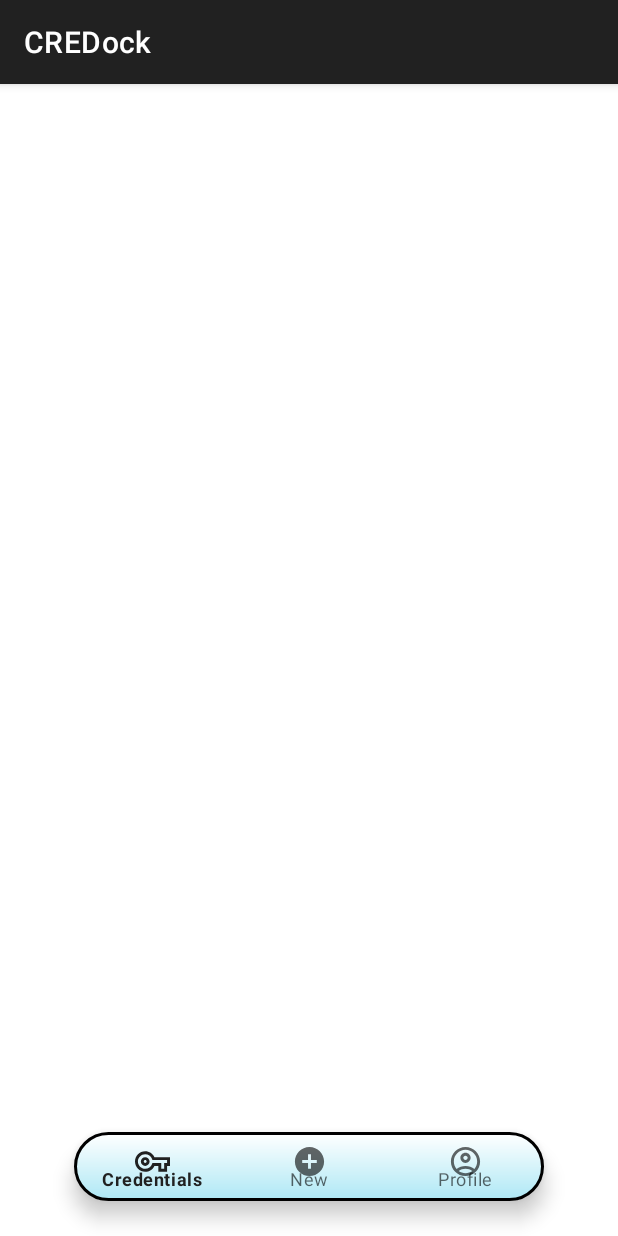
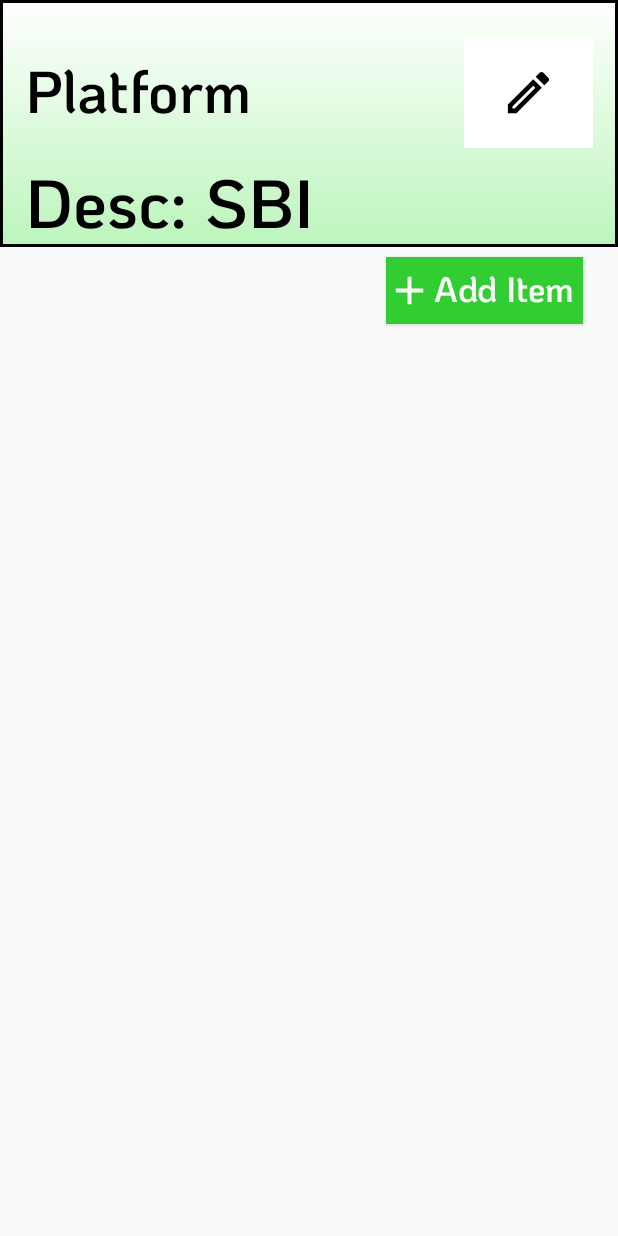
Before and after one commit to Mohit-Kumar23/CREDock, an Android app: the screen it shows after launch (MainActivity), item 2 of the bottom bar chosen, on a phone screen of 412 x 824 dp. Run offline under Robolectric (Android 15) with nearby library versions, the phone set to English and light mode, and no system bars; our stand-ins replace sdp/ssp sizes.

Commit message:
Custom Card View and IndividualCredentialFragment is created with custom style definition.

```diff
--- /dev/null
+++ b/app/src/main/java/co/mohit/credock/View/IndividualCredentialFragment.kt
@@ -0,0 +1,60 @@
+package co.mohit.credock.View
+
+import android.os.Bundle
+import androidx.fragment.app.Fragment
+import android.view.LayoutInflater
+import android.view.View
+import android.view.ViewGroup
+import co.mohit.credock.R
+
+// TODO: Rename parameter arguments, choose names that match
+// the fragment initialization parameters, e.g. ARG_ITEM_NUMBER
+private const val ARG_PARAM1 = "param1"
+private const val ARG_PARAM2 = "param2"
+
+/**
+ * A simple [Fragment] subclass.
+ * Use the [IndividualCredentialFragment.newInstance] factory method to
+ * create an instance of this fragment.
+ */
+class IndividualCredentialFragment : Fragment() {
+    // TODO: Rename and change types of parameters
+    private var param1: String? = null
+    private var param2: String? = null
+
+    override fun onCreate(savedInstanceState: Bundle?) {
+        super.onCreate(savedInstanceState)
+        arguments?.let {
+            param1 = it.getString(ARG_PARAM1)
+            param2 = it.getString(ARG_PARAM2)
+        }
+    }
+
+    override fun onCreateView(
+        inflater: LayoutInflater, container: ViewGroup?,
+        savedInstanceState: Bundle?
+    ): View? {
+        // Inflate the layout for this fragment
+        return inflater.inflate(R.layout.fragment_individual_credential, container, false)
+    }
+
+    companion object {
+        /**
+         * Use this factory method to create a new instance of
+         * this fragment using the provided parameters.
+         *
+         * @param param1 Parameter 1.
+         * @param param2 Parameter 2.
+         * @return A new instance of fragment IndividualCredentialFragment.
+         */
+        // TODO: Rename and change types and number of parameters
+        @JvmStatic
+        fun newInstance(param1: String, param2: String) =
+            IndividualCredentialFragment().apply {
+                arguments = Bundle().apply {
+                    putString(ARG_PARAM1, param1)
+                    putString(ARG_PARAM2, param2)
+                }
+            }
+    }
+}
--- a/app/src/main/java/co/mohit/credock/View/MainActivity.kt
+++ b/app/src/main/java/co/mohit/credock/View/MainActivity.kt
@@ -16,6 +16,7 @@
 class MainActivity : AppCompatActivity() {
 
     private val userProfileFrag:Fragment = UserProfileFragment()
+    private val individualCredentialFrag = IndividualCredentialFragment()
     private lateinit var mainActivityBinder:ActivityMainBinding
     override fun onCreate(savedInstanceState: Bundle?) {
         super.onCreate(savedInstanceState)
@@ -36,13 +37,19 @@
         mainActivityBinder.bottomNavBarMainActivity.setOnItemSelectedListener{
             when(it.itemId)
             {
+                R.id.menuItem_newCredential -> {
+                    mainActivityBinder.bottomNavBarMainActivity.visibility = View.GONE
+                    supportActionBar?.hide()
+                    initializeFragment(individualCredentialFrag)
+                    true
+                }
+
                 R.id.menuItem_profile -> {
                     mainActivityBinder.bottomNavBarMainActivity.visibility = View.GONE
                     supportActionBar?.hide()
                     initializeFragment(userProfileFrag)
-
                     true
-                                            }
+                }
                 else -> false
             }
         }
--- /dev/null
+++ b/app/src/main/res/drawable/custom_card_view_design.xml
@@ -0,0 +1,16 @@
+<?xml version="1.0" encoding="utf-8"?>
+<shape xmlns:android="http://schemas.android.com/apk/res/android"
+
+        android:shape="rectangle">
+
+        <solid android:color="@color/light_blue" />
+        <stroke android:color="@color/black"
+            android:width="2dp" />
+        <gradient
+            android:type="linear"
+            android:startColor="@color/white"
+            android:angle="270"
+            android:endColor="@color/light_green"
+            android:gradientRadius="50dp"/>
+
+</shape>
--- /dev/null
+++ b/app/src/main/res/drawable/icon_add_24.xml
@@ -0,0 +1,5 @@
+<vector android:height="@dimen/_24sdp" android:tint="#FFFFFF"
+    android:viewportHeight="24" android:viewportWidth="24"
+    android:width="@dimen/_24sdp" xmlns:android="http://schemas.android.com/apk/res/android">
+    <path android:fillColor="@android:color/white" android:pathData="M19,13h-6v6h-2v-6H5v-2h6V5h2v6h6v2z"/>
+</vector>
--- /dev/null
+++ b/app/src/main/res/drawable/icon_delete_outline_24.xml
@@ -0,0 +1,5 @@
+<vector android:height="@dimen/_24sdp" android:tint="#FF0000"
+    android:viewportHeight="24" android:viewportWidth="24"
+    android:width="@dimen/_24sdp" xmlns:android="http://schemas.android.com/apk/res/android">
+    <path android:fillColor="@android:color/white" android:pathData="M6,19c0,1.1 0.9,2 2,2h8c1.1,0 2,-0.9 2,-2L18,7L6,7v12zM8,9h8v10L8,19L8,9zM15.5,4l-1,-1h-5l-1,1L5,4v2h14L19,4h-3.5z"/>
+</vector>
--- a/app/src/main/res/layout/activity_main.xml
+++ b/app/src/main/res/layout/activity_main.xml
@@ -45,6 +45,10 @@
         android:layout_width="0dp"
         android:layout_height="0dp"
         app:itemIconSize="@dimen/_18sdp"
+        app:iconGravity="top"
+        app:itemTextColor="@color/black"
+        app:itemIconTint="@color/black"
+        android:hapticFeedbackEnabled="true"
         android:background="@drawable/custom_btn_design"
         app:layout_constraintBottom_toTopOf="@+id/hGuideLine2"
         app:layout_constraintEnd_toStartOf="@+id/vGuideLine2"
--- /dev/null
+++ b/app/src/main/res/layout/fragment_individual_credential.xml
@@ -0,0 +1,160 @@
+<?xml version="1.0" encoding="utf-8"?>
+<FrameLayout xmlns:android="http://schemas.android.com/apk/res/android"
+    xmlns:app="http://schemas.android.com/apk/res-auto"
+    xmlns:tools="http://schemas.android.com/tools"
+    android:layout_width="match_parent"
+    android:layout_height="match_parent"
+    tools:context=".View.IndividualCredentialFragment">
+
+    <androidx.constraintlayout.widget.ConstraintLayout
+        android:layout_width="match_parent"
+        android:layout_height="match_parent">
+
+        <androidx.constraintlayout.widget.Guideline
+            android:id="@+id/hGuideLine1"
+            android:layout_width="match_parent"
+            android:orientation="horizontal"
+            android:layout_height="match_parent"
+            app:layout_constraintGuide_percent="0.03" />
+
+        <androidx.constraintlayout.widget.Guideline
+            android:id="@+id/hGuideLine2"
+            android:layout_width="match_parent"
+            android:orientation="horizontal"
+            android:layout_height="match_parent"
+            app:layout_constraintGuide_percent="0.12" />
+
+        <androidx.constraintlayout.widget.Guideline
+            android:id="@+id/hGuideLine3"
+            android:layout_width="match_parent"
+            android:orientation="horizontal"
+            android:layout_height="match_parent"
+            app:layout_constraintGuide_percent="0.2" />
+
+        <androidx.constraintlayout.widget.Guideline
+            android:id="@+id/hGuideLine4"
+            android:layout_width="match_parent"
+            android:orientation="horizontal"
+            android:layout_height="match_parent"
+            app:layout_constraintGuide_percent="0.27" />
+
+        <androidx.constraintlayout.widget.Guideline
+            android:id="@+id/vGuideLine1"
+            android:layout_width="match_parent"
+            android:orientation="vertical"
+            android:layout_height="match_parent"
+            app:layout_constraintGuide_percent="0.04" />
+
+        <androidx.constraintlayout.widget.Guideline
+            android:id="@+id/vGuideLine2"
+            android:layout_width="match_parent"
+            android:orientation="vertical"
+            android:layout_height="match_parent"
+            app:layout_constraintGuide_percent="0.75" />
+
+        <androidx.constraintlayout.widget.Guideline
+            android:id="@+id/vGuideLine3"
+            android:layout_width="match_parent"
+            android:orientation="vertical"
+            android:layout_height="match_parent"
+            app:layout_constraintGuide_percent="0.96" />
+
+        <View
+            android:layout_width="0dp"
+            android:layout_height="0dp"
+            android:background="@drawable/custom_card_view_design"
+            app:layout_constraintTop_toTopOf="parent"
+            app:layout_constraintStart_toStartOf="parent"
+            app:layout_constraintEnd_toEndOf="parent"
+            app:layout_constraintBottom_toBottomOf="@id/hGuideLine3"/>
+
+        <TextView
+            android:layout_width="0dp"
+            android:layout_height="0dp"
+            android:text="@string/platform_text"
+            android:textColor="@color/black"
+            android:gravity="center_vertical|start"
+            android:fontFamily="@font/koho_semibold"
+            android:textSize="@dimen/_30ssp"
+            android:textStyle="bold"
+            app:layout_constraintBottom_toTopOf="@+id/hGuideLine2"
+            app:layout_constraintEnd_toEndOf="@id/vGuideLine2"
+            app:layout_constraintStart_toStartOf="@id/vGuideLine1"
+            app:layout_constraintTop_toTopOf="@id/hGuideLine1" />
+
+        <TextView
+            android:id="@+id/tv_platformDesc"
+            android:layout_width="0dp"
+            android:layout_height="0dp"
+            android:text="Desc: SBI"
+            android:textColor="@color/black"
+            android:gravity="top|start"
+            android:fontFamily="@font/koho_semibold"
+            android:textSize="@dimen/_35ssp"
+            app:layout_constraintBottom_toTopOf="@id/hGuideLine3"
+            app:layout_constraintEnd_toEndOf="@id/vGuideLine2"
+            app:layout_constraintStart_toStartOf="@id/vGuideLine1"
+            app:layout_constraintTop_toTopOf="@id/hGuideLine2"
+            tools:ignore="RtlHardcoded" />
+
+        <ImageButton
+            android:id="@+id/imgBtn_edit"
+            android:layout_width="0dp"
+            android:layout_height="0dp"
+            app:layout_constraintTop_toTopOf="@id/hGuideLine1"
+            app:layout_constraintBottom_toBottomOf="@id/hGuideLine2"
+            app:layout_constraintStart_toStartOf="@id/vGuideLine2"
+            app:layout_constraintEnd_toEndOf="@id/vGuideLine3"
+            android:background="@color/white"
+            android:src="@drawable/edit_pencil_icon" />
+
+        <Button
+            android:id="@+id/btn_addNewItem"
+            android:layout_width="wrap_content"
+            android:layout_height="0dp"
+            app:layout_constraintTop_toTopOf="@id/hGuideLine3"
+            app:layout_constraintBottom_toBottomOf="@id/hGuideLine4"
+            app:layout_constraintEnd_toEndOf="@id/vGuideLine3"
+            android:background="@color/green"
+            android:text="Add Item"
+            android:textSize="@dimen/_18ssp"
+            android:layout_margin="@dimen/_5sdp"
+            android:paddingEnd="@dimen/_5sdp"
+            android:fontFamily="@font/koho_semibold"
+            android:textAllCaps="false"
+            android:textColor="@color/white"
+            android:textStyle="bold"
+            android:drawableLeft="@drawable/icon_add_24" />
+
+        <Button
+            android:id="@+id/btn_saveCredInfo"
+            android:layout_width="wrap_content"
+            android:layout_height="0dp"
+            android:fontFamily="@font/koho_semibold"
+            android:layout_margin="@dimen/_2sdp"
+            android:background="@drawable/custom_btn_design"
+            android:text="@string/save_text"
+            android:visibility="gone"
+            app:layout_constraintTop_toTopOf="@id/hGuideLine3"
+            app:layout_constraintBottom_toBottomOf="@id/hGuideLine4"
+            app:layout_constraintEnd_toEndOf="@id/vGuideLine3"/>
+
+        <Button
+            android:id="@+id/btn_cancelCredInfo"
+            android:layout_width="wrap_content"
+            android:layout_height="0dp"
+            android:background="@color/white"
+            android:textColor="@color/black"
+            android:layout_margin="@dimen/_2sdp"
+            android:visibility="gone"
+            android:fontFamily="@font/koho_semibold"
+            android:text="@string/cancel_text"
+            app:layout_constraintTop_toTopOf="@id/hGuideLine3"
+            app:layout_constraintBottom_toBottomOf="@id/hGuideLine4"
+            app:layout_constraintEnd_toStartOf="@id/btn_saveCredInfo"/>
+
+        <!--Recycler View will be implemented here-->
+
+    </androidx.constraintlayout.widget.ConstraintLayout>
+
+</FrameLayout>
--- /dev/null
+++ b/app/src/main/res/values-night/themes.xml
@@ -0,0 +1,3 @@
+<resources>
+
+</resources>
--- a/app/src/main/res/values/colors.xml
+++ b/app/src/main/res/values/colors.xml
@@ -11,4 +11,11 @@
     <color name="light_green">#BCF5BC</color>
     <color name="off_white">#F8F0E3</color>
     <color name="light_grey">#15696969</color>
+    <color name="light_yellow">#FFF36D</color>
+    <color name="light_blue_600">#FF039BE5</color>
+    <color name="light_blue_900">#FF01579B</color>
+    <color name="light_blue_A200">#FF40C4FF</color>
+    <color name="light_blue_A400">#FF00B0FF</color>
+    <color name="black_overlay">#66000000</color>
+    <color name="green">#32cd32</color>
 </resources>
--- a/app/src/main/res/values/strings.xml
+++ b/app/src/main/res/values/strings.xml
@@ -29,6 +29,9 @@
     <string name="save_text">Save</string>
     <string name="cancel_text">Cancel</string>
     <string name="hello_text">Hello,</string>
+    <string name="dummy_button">Dummy Button</string>
+    <string name="dummy_content">DUMMY\nCONTENT</string>
+    <string name="platform_text">Platform</string>
     <string-array name="gender_array">
         <item>Gender</item>
         <item>Male</item>
--- a/app/src/main/res/values/styles.xml
+++ b/app/src/main/res/values/styles.xml
@@ -8,4 +8,18 @@
         <item name="colorAccent">@color/colorAccent</item>
     </style>
 
+    <style name="CustomActivityTheme" parent="Theme.AppCompat.Light">
+        <item name="windowActionBar">true</item>
+        <item name="colorPrimary">@color/light_yellow</item>
+        <item name="colorPrimaryDark">@color/black</item>
+        <item name="android:fontFamily">@font/koho_semibold</item>
+        <item name="android:title">@string/app_name</item>
+        <item name="actionBarSize">@dimen/_40sdp</item>
+    </style>
+
+    <style name="Widget.Theme.AppCompat.Light.NoActionBar.ButtonBar.Fullscreen" parent="">
+        <item name="android:background">@color/black_overlay</item>
+        <item name="android:buttonBarStyle">?android:attr/buttonBarStyle</item>
+    </style>
+
 </resources>
--- /dev/null
+++ b/app/src/main/res/values/themes.xml
@@ -0,0 +1,3 @@
+<resources>
+
+</resources>
```
Also changed, not shown: app/src/main/AndroidManifest.xml (+5 -3 lines), app/src/main/res/layout/custom_credential_cardview.xml (added, +64 -0 lines), app/src/main/res/layout/fragment_user_profile.xml (+6 -7 lines).
